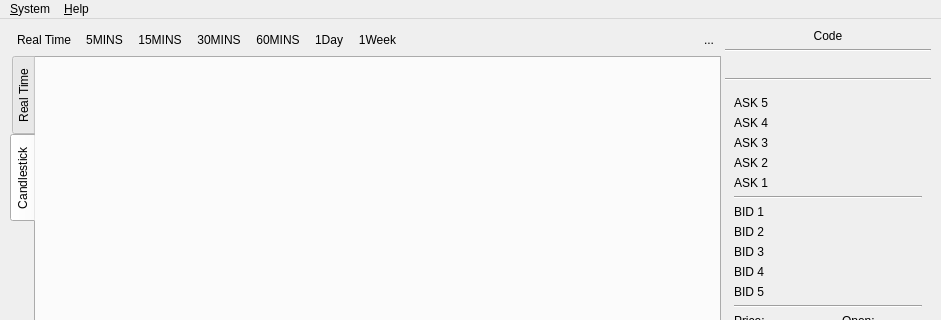
This is mainwindow.ui in ihehui/StocksInfo as Qt 5 draws it before an edit; both pictures show x 0 to 941 and y 0 to 320 of the 941 by 721 pixel window. The edited form follows.
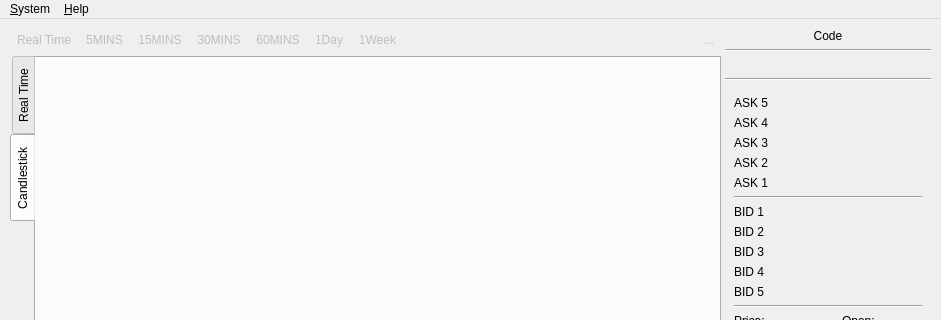
This is the edited form. The open tabs and pages were chosen to show the change. Custom widgets are drawn as their Qt base class.

Patch:
```diff
--- a/mainwindow.ui
+++ b/mainwindow.ui
@@ -153,6 +153,9 @@
               </property>
               <item>
                <widget class="QToolButton" name="toolButtonRealTime">
+                <property name="enabled">
+                 <bool>false</bool>
+                </property>
                 <property name="text">
                  <string>Real Time</string>
                 </property>
@@ -163,6 +166,9 @@
               </item>
               <item>
                <widget class="QToolButton" name="toolButton5Mins">
+                <property name="enabled">
+                 <bool>false</bool>
+                </property>
                 <property name="text">
                  <string>5MINS</string>
                 </property>
@@ -173,6 +179,9 @@
               </item>
               <item>
                <widget class="QToolButton" name="toolButton15Mins">
+                <property name="enabled">
+                 <bool>false</bool>
+                </property>
                 <property name="text">
                  <string>15MINS</string>
                 </property>
@@ -183,6 +192,9 @@
               </item>
               <item>
                <widget class="QToolButton" name="toolButton30Mins">
+                <property name="enabled">
+                 <bool>false</bool>
+                </property>
                 <property name="text">
                  <string>30MINS</string>
                 </property>
@@ -193,6 +205,9 @@
               </item>
               <item>
                <widget class="QToolButton" name="toolButton60Mins">
+                <property name="enabled">
+                 <bool>false</bool>
+                </property>
                 <property name="text">
                  <string>60MINS</string>
                 </property>
@@ -203,6 +218,9 @@
               </item>
               <item>
                <widget class="QToolButton" name="toolButton1Day">
+                <property name="enabled">
+                 <bool>false</bool>
+                </property>
                 <property name="text">
                  <string>1Day</string>
                 </property>
@@ -213,6 +231,9 @@
               </item>
               <item>
                <widget class="QToolButton" name="toolButton1Week">
+                <property name="enabled">
+                 <bool>false</bool>
+                </property>
                 <property name="text">
                  <string>1Week</string>
                 </property>
@@ -236,6 +257,9 @@
               </item>
               <item>
                <widget class="QToolButton" name="toolButton_9">
+                <property name="enabled">
+                 <bool>false</bool>
+                </property>
                 <property name="text">
                  <string>...</string>
                 </property>
```
Left out of the diff: 26 changed lines with no effect on the pictures.
